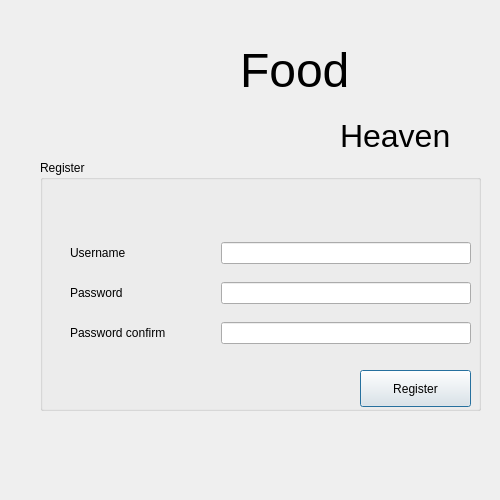
Before: the Qt Designer form ui/dialogregister.ui in decemyn/food-management, drawn with Qt 5.
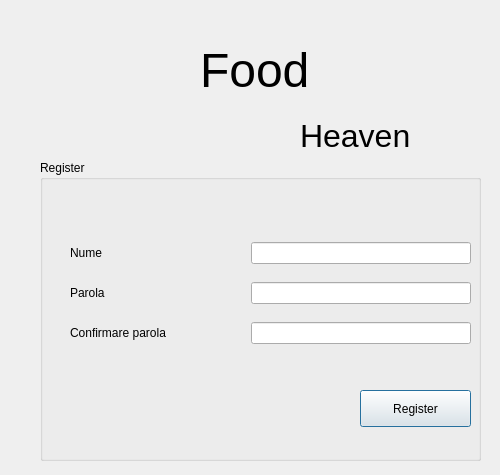
After: the same form once the commit is applied. Icons and pictures are not drawn.

Commit message: Translating the GUI, and a little bit of design changes

```diff
--- a/ui/dialogregister.ui
+++ b/ui/dialogregister.ui
@@ -7,19 +7,19 @@
     <x>0</x>
     <y>0</y>
     <width>500</width>
-    <height>500</height>
+    <height>475</height>
    </rect>
   </property>
   <property name="minimumSize">
    <size>
     <width>500</width>
-    <height>500</height>
+    <height>475</height>
    </size>
   </property>
   <property name="maximumSize">
    <size>
     <width>500</width>
-    <height>500</height>
+    <height>475</height>
    </size>
   </property>
   <property name="windowTitle">
@@ -35,7 +35,7 @@
      <x>40</x>
      <y>160</y>
      <width>441</width>
-     <height>251</height>
+     <height>301</height>
     </rect>
    </property>
    <property name="title">
@@ -45,11 +45,16 @@
     <property name="geometry">
      <rect>
       <x>320</x>
-      <y>210</y>
+      <y>230</y>
       <width>111</width>
       <height>37</height>
      </rect>
     </property>
+    <property name="styleSheet">
+     <string notr="true">QPushButton::pressed{
+border: 2px solid white;
+}</string>
+    </property>
     <property name="text">
      <string>Register</string>
     </property>
@@ -69,7 +74,7 @@
        <item>
         <widget class="QLabel" name="label_6">
          <property name="text">
-          <string>Username</string>
+          <string>Nume</string>
          </property>
         </widget>
        </item>
@@ -77,7 +82,7 @@
         <widget class="QLineEdit" name="lineEdit_username">
          <property name="maximumSize">
           <size>
-           <width>250</width>
+           <width>220</width>
            <height>16777215</height>
           </size>
          </property>
@@ -90,7 +95,7 @@
        <item>
         <widget class="QLabel" name="label_password">
          <property name="text">
-          <string>Password</string>
+          <string>Parola</string>
          </property>
         </widget>
        </item>
@@ -98,7 +103,7 @@
         <widget class="QLineEdit" name="lineEdit_password">
          <property name="maximumSize">
           <size>
-           <width>250</width>
+           <width>220</width>
            <height>16777215</height>
           </size>
          </property>
@@ -114,7 +119,7 @@
        <item>
         <widget class="QLabel" name="label_8">
          <property name="text">
-          <string>Password confirm</string>
+          <string>Confirmare parola</string>
          </property>
         </widget>
        </item>
@@ -122,7 +127,7 @@
         <widget class="QLineEdit" name="lineEdit_password2">
          <property name="maximumSize">
           <size>
-           <width>250</width>
+           <width>220</width>
            <height>16777215</height>
           </size>
          </property>
@@ -155,7 +160,7 @@
   <widget class="QLabel" name="label_9">
    <property name="geometry">
     <rect>
-     <x>240</x>
+     <x>200</x>
      <y>-20</y>
      <width>231</width>
      <height>181</height>
@@ -173,7 +178,7 @@
   <widget class="QLabel" name="label_10">
    <property name="geometry">
     <rect>
-     <x>340</x>
+     <x>300</x>
      <y>100</y>
      <width>181</width>
      <height>71</height>
```
The commit also changes 6 other files.
